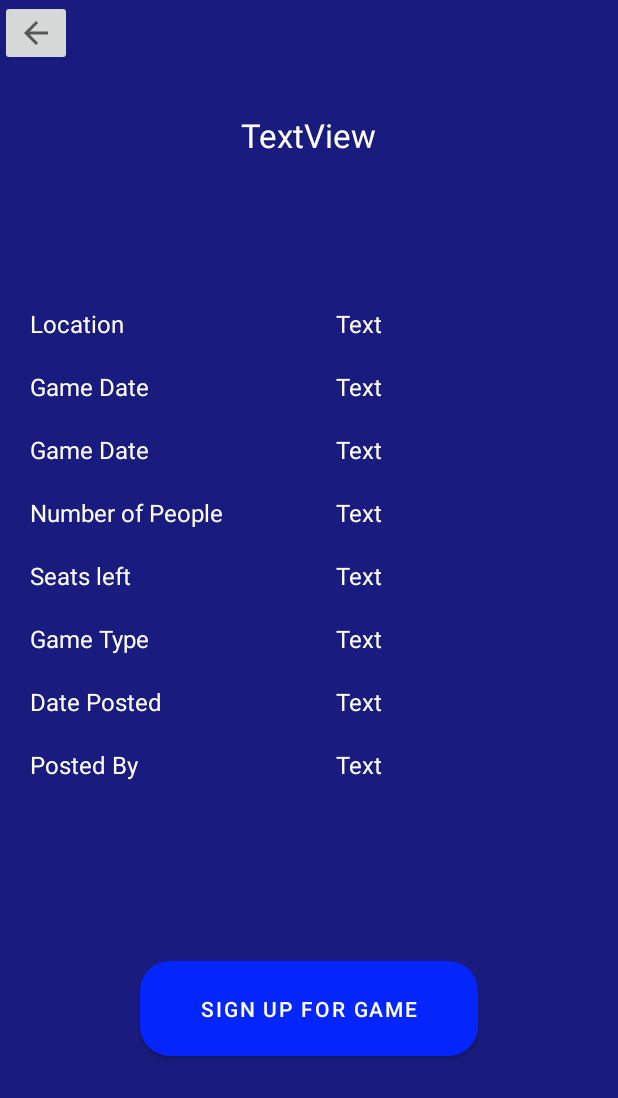
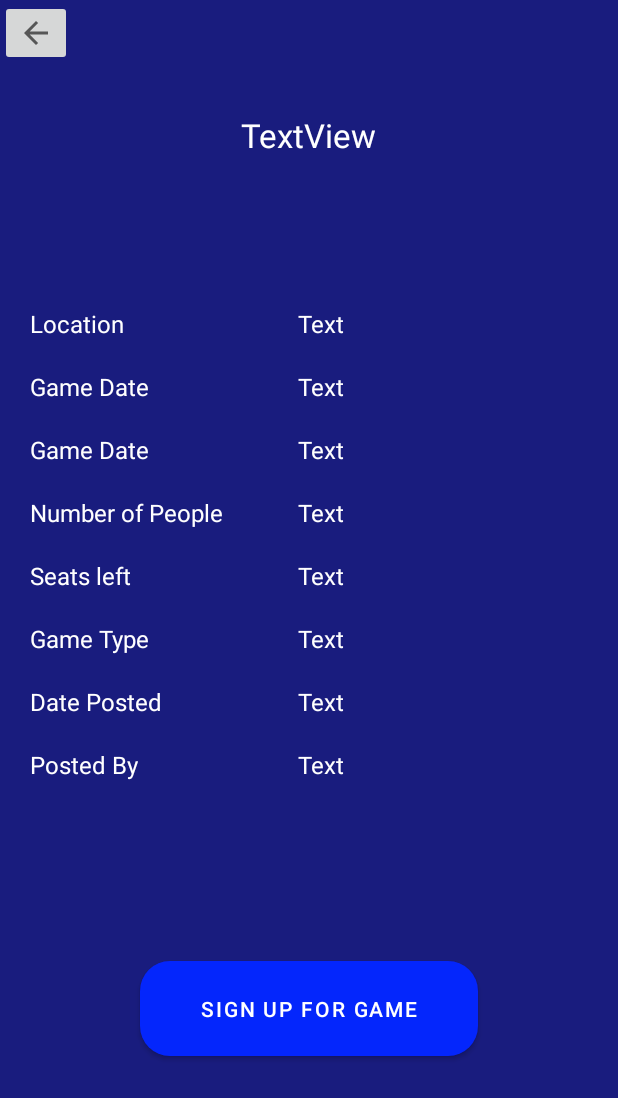
Before and after one commit to jacob7140/Gametime, an Android app: the layout fragment_game_item.xml on its own in the app's theme, with its tools: preview values and no code run, on a phone screen of 412 x 824 dp. Shown: the top 1098 px of the screen. Run offline under Robolectric (Android 15) with nearby library versions, the phone set to English and light mode, and no system bars.

```diff
--- a/app/src/main/java/com/example/gametime/GamesListFragment.java
+++ b/app/src/main/java/com/example/gametime/GamesListFragment.java
@@ -76,7 +76,7 @@ public class GamesListFragment extends Fragment {
                 int getId = parent.getSelectedItemPosition();
                 preferenceSelection = String.valueOf(parent.getItemAtPosition(position));
                 ((TextView) parent.getChildAt(0)).setTextColor(Color.parseColor("#FFFFFF"));
-                Log.d(TAG, preferenceSelection);
+//                Log.d(TAG, preferenceSelection);
                 setupGamesListener();
             }
 
--- a/app/src/main/res/layout/fragment_game_item.xml
+++ b/app/src/main/res/layout/fragment_game_item.xml
@@ -193,7 +193,7 @@
         android:id="@+id/textViewItemLocation"
         android:layout_width="wrap_content"
         android:layout_height="wrap_content"
-        android:layout_marginStart="75dp"
+        android:layout_marginStart="50dp"
         android:text="Text"
         android:textColor="#FFFFFF"
         android:textSize="16sp"
```
Also changed, not shown: app/src/main/java/com/example/gametime/GameItemFragment.java (+8 -2 lines).
